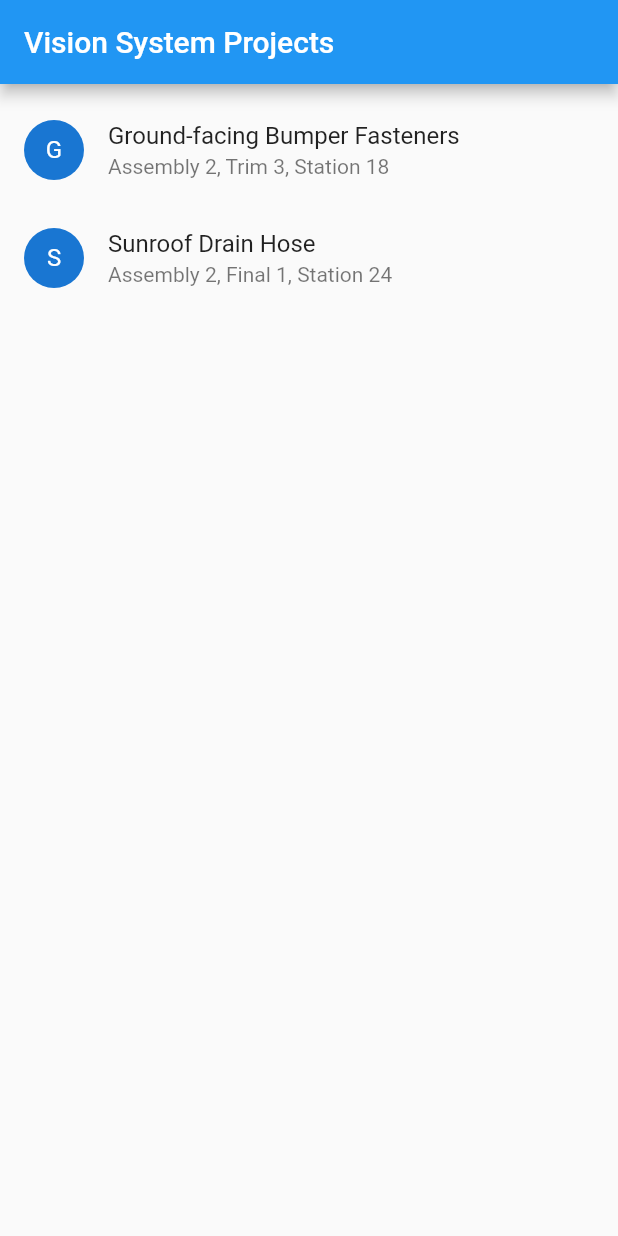
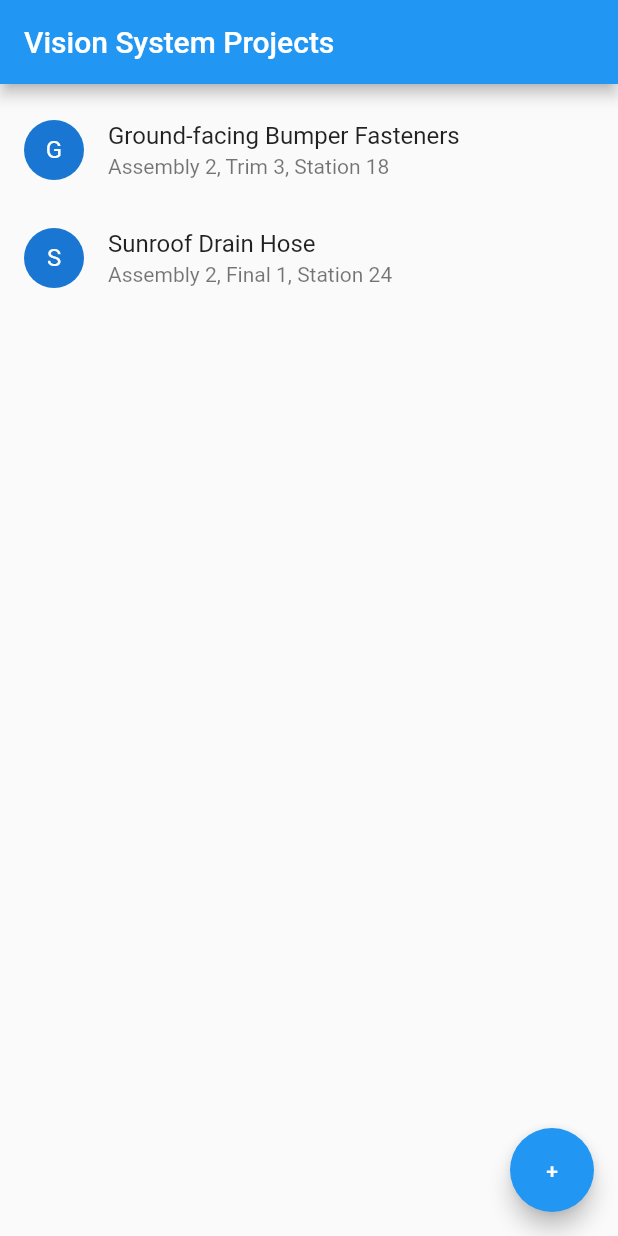
Before and after one commit to patrick310/ponder, a Flutter app: the screen it shows after launch, on a phone screen of 412 x 824 dp. Run offline on Flutter 3.47's test engine with Material 2 defaults, Android fonts, the phone set to English and light mode, and no system bars.

Commit message:
Added 'create project' action button to project summary view

```diff
--- a/lib/project_view.dart
+++ b/lib/project_view.dart
@@ -33,6 +33,10 @@ class ProjectsPage extends StatelessWidget {
         appBar: new AppBar(
           title: new Text("Vision System Projects"),
         ),
-        body: new ProjectList(kProjects));
+        body: new ProjectList(kProjects),
+        floatingActionButton: new FloatingActionButton(
+            child: new Text("+"),
+            onPressed: null,
+            tooltip: "Creates a new vision system project"));
   }
 }
```
